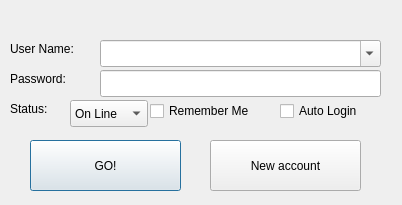
Old version of the form ui/LoginWindow.ui in the repository WeCase/WeCase.
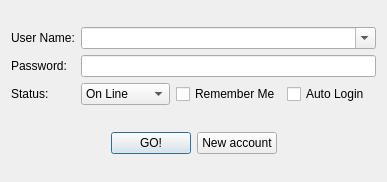
New version of the form.

Commit message: 为登录窗口增加布局管理

What changed in the file:
```diff
--- a/ui/LoginWindow.ui
+++ b/ui/LoginWindow.ui
@@ -6,71 +6,59 @@
    <rect>
     <x>0</x>
     <y>0</y>
-    <width>402</width>
-    <height>205</height>
+    <width>387</width>
+    <height>182</height>
    </rect>
   </property>
   <property name="windowTitle">
    <string>Log in</string>
   </property>
-  <widget class="QLineEdit" name="txt_Password">
-   <property name="geometry">
-    <rect>
-     <x>100</x>
-     <y>70</y>
-     <width>281</width>
-     <height>27</height>
-    </rect>
-   </property>
-  </widget>
+  <layout class="QGridLayout" name="gridLayout">
+   <item row="0" column="0">
+    <layout class="QVBoxLayout" name="verticalLayout_3">
+     <item>
+      <layout class="QHBoxLayout" name="horizontalLayout_3">
+       <item>
+        <layout class="QVBoxLayout" name="verticalLayout_2">
+         <item>
   <widget class="QLabel" name="label_username">
-   <property name="geometry">
-    <rect>
-     <x>10</x>
-     <y>40</y>
-     <width>81</width>
-     <height>17</height>
-    </rect>
-   </property>
    <property name="text">
     <string>User Name:</string>
    </property>
   </widget>
+         </item>
+         <item>
+          <widget class="QLabel" name="label_passwd">
+           <property name="text">
+            <string>Password:</string>
+           </property>
+          </widget>
+         </item>
+         <item>
+          <widget class="QLabel" name="label_status">
+           <property name="text">
+            <string>Status:</string>
+           </property>
+          </widget>
+         </item>
+        </layout>
+       </item>
+       <item>
+        <layout class="QVBoxLayout" name="verticalLayout">
+         <item>
   <widget class="QComboBox" name="cmb_Users">
-   <property name="geometry">
-    <rect>
-     <x>100</x>
-     <y>40</y>
-     <width>281</width>
-     <height>27</height>
-    </rect>
-   </property>
    <property name="editable">
     <bool>true</bool>
    </property>
   </widget>
-  <widget class="QLabel" name="label_passwd">
-   <property name="geometry">
-    <rect>
-     <x>10</x>
-     <y>70</y>
-     <width>81</width>
-     <height>17</height>
-    </rect>
-   </property>
-   <property name="text">
-    <string>Password:</string>
-   </property>
-  </widget>
+         </item>
+         <item>
+          <widget class="QLineEdit" name="txt_Password"/>
+         </item>
+         <item>
+          <layout class="QHBoxLayout" name="horizontalLayout_2">
+           <item>
   <widget class="QComboBox" name="cmb_LogStatus">
-   <property name="geometry">
-    <rect>
-     <x>70</x>
-     <y>100</y>
-     <width>78</width>
-     <height>27</height>
-    </rect>
-   </property>
    <item>
     <property name="text">
      <string>On Line</string>
@@ -87,71 +75,90 @@
     </property>
    </item>
   </widget>
-  <widget class="QLabel" name="label_status">
-   <property name="geometry">
-    <rect>
-     <x>10</x>
-     <y>100</y>
-     <width>66</width>
-     <height>17</height>
-    </rect>
-   </property>
-   <property name="text">
-    <string>Status:</string>
-   </property>
-  </widget>
+           </item>
+           <item>
   <widget class="QCheckBox" name="chk_Remember">
-   <property name="geometry">
-    <rect>
-     <x>150</x>
-     <y>100</y>
-     <width>131</width>
-     <height>22</height>
-    </rect>
-   </property>
    <property name="text">
     <string>Remember Me</string>
    </property>
   </widget>
+           </item>
+           <item>
   <widget class="QCheckBox" name="chk_AutoLogin">
-   <property name="geometry">
-    <rect>
-     <x>280</x>
-     <y>100</y>
-     <width>121</width>
-     <height>22</height>
-    </rect>
-   </property>
    <property name="text">
     <string>Auto Login</string>
    </property>
   </widget>
+           </item>
+          </layout>
+         </item>
+        </layout>
+       </item>
+      </layout>
+     </item>
+     <item>
+      <spacer name="verticalSpacer">
+       <property name="orientation">
+        <enum>Qt::Vertical</enum>
+       </property>
+       <property name="sizeType">
+        <enum>QSizePolicy::Minimum</enum>
+       </property>
+       <property name="sizeHint" stdset="0">
+        <size>
+         <width>20</width>
+         <height>5</height>
+        </size>
+       </property>
+      </spacer>
+     </item>
+     <item>
+      <layout class="QHBoxLayout" name="horizontalLayout">
+       <item>
+        <spacer name="horizontalSpacer">
+         <property name="orientation">
+          <enum>Qt::Horizontal</enum>
+         </property>
+         <property name="sizeHint" stdset="0">
+          <size>
+           <width>40</width>
+           <height>20</height>
+          </size>
+         </property>
+        </spacer>
+       </item>
+       <item>
   <widget class="QPushButton" name="pushButton_log">
-   <property name="geometry">
-    <rect>
-     <x>30</x>
-     <y>140</y>
-     <width>151</width>
-     <height>51</height>
-    </rect>
-   </property>
    <property name="text">
     <string>GO!</string>
    </property>
   </widget>
+       </item>
+       <item>
   <widget class="QPushButton" name="pushButton_new">
-   <property name="geometry">
-    <rect>
-     <x>210</x>
-     <y>140</y>
-     <width>151</width>
-     <height>51</height>
-    </rect>
-   </property>
    <property name="text">
     <string>New account</string>
    </property>
   </widget>
+       </item>
+       <item>
+        <spacer name="horizontalSpacer_2">
+         <property name="orientation">
+          <enum>Qt::Horizontal</enum>
+         </property>
+         <property name="sizeHint" stdset="0">
+          <size>
+           <width>40</width>
+           <height>20</height>
+          </size>
+         </property>
+        </spacer>
+       </item>
+      </layout>
+     </item>
+    </layout>
+   </item>
+  </layout>
  </widget>
  <resources/>
  <connections/>
```
Lines whose indentation alone changed are shown as unchanged.
